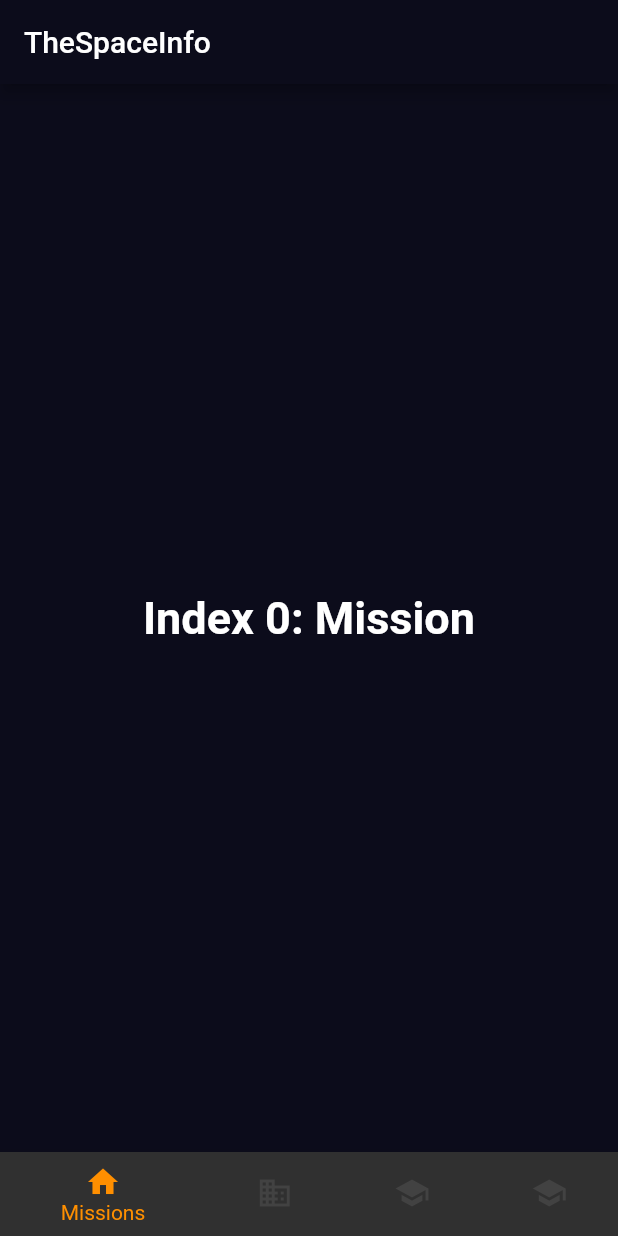
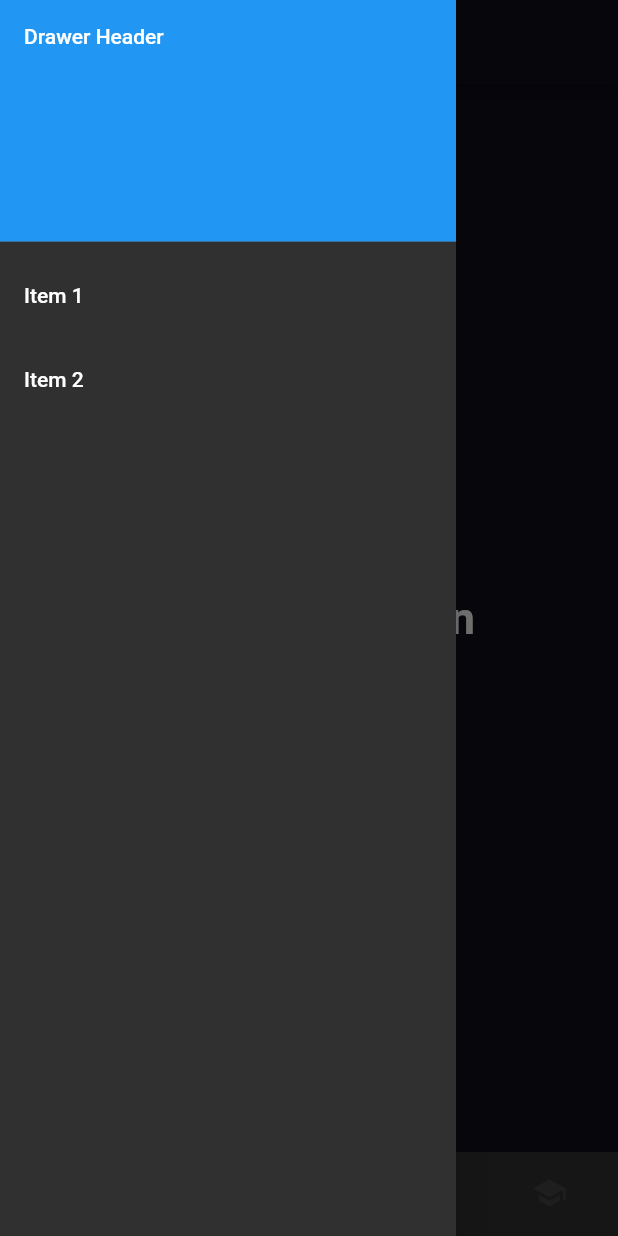
Before and after one commit to rootFaheem/thespaceinfo, a Flutter app: the screen it shows after launch, with the side drawer open (before the commit the screen has no drawer), on a phone screen of 412 x 824 dp. Run offline on Flutter 3.47's test engine with Material 2 defaults, Android fonts, the phone set to English and light mode, and no system bars.

Commit message:
adding drawer

```diff
--- a/lib/main.dart
+++ b/lib/main.dart
@@ -124,6 +124,36 @@ class _MyHomePageState extends State<MyHomePage> {
           selectedItemColor: Colors.amber[800],
           onTap: _onItemTapped,
         ),
-    );
+        drawer: Drawer(
+          // Add a ListView to the drawer. This ensures the user can scroll
+          // through the options in the drawer if there isn't enough vertical
+          // space to fit everything.
+          child: ListView(
+            // Important: Remove any padding from the ListView.
+            padding: EdgeInsets.zero,
+            children: <Widget>[
+              DrawerHeader(
+                child: Text('Drawer Header'),
+                decoration: BoxDecoration(
+                  color: Colors.blue,
+                ),
+              ),
+              ListTile(
+                title: Text('Item 1'),
+                onTap: () {
+                  // Update the state of the app.
+                  // ...
+                },
+              ),
+              ListTile(
+                title: Text('Item 2'),
+                onTap: () {
+                  // Update the state of the app.
+                  // ...
+                },
+              ),
+            ],
+          ),
+        ));
   }
 }
```
Also changed, not shown: 1 other file. Lines whose indentation alone changed are shown as unchanged.
